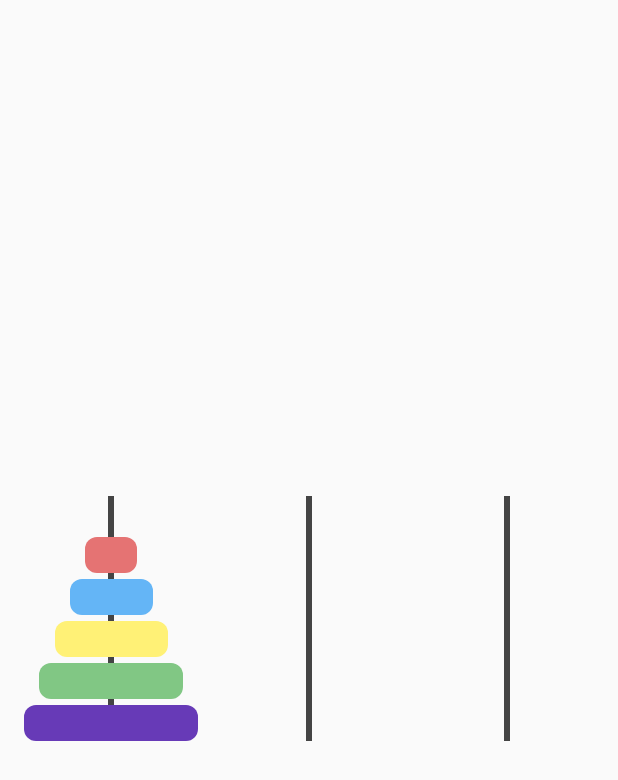
After one commit to i-redbyte/krdcompose, an Android app built with Jetpack Compose: the HanoiGameScreen screen opened through its navigation route, on a phone screen of 412 x 824 dp. The commit adds this screen. Shown: the top 780 px of the screen. Run offline under Robolectric (Android 15) with nearby library versions, the phone set to English and light mode, and no system bars.

Commit message:
@feat: add base game towers of Hanoi

```diff
--- a/app/src/main/java/ru/redbyte/krdcompose/MainActivity.kt
+++ b/app/src/main/java/ru/redbyte/krdcompose/MainActivity.kt
@@ -26,6 +26,7 @@ import androidx.navigation.compose.rememberNavController
 import ru.redbyte.krdcompose.screens.chess.ChessScreen
 import ru.redbyte.krdcompose.screens.sapper.SapperGameScreen
 import ru.redbyte.krdcompose.screens.dataSlider.DataSliderScreen
+import ru.redbyte.krdcompose.screens.hanoi.HanoiGameScreen
 import ru.redbyte.krdcompose.screens.numberSystem.NumberSystemScreen
 import ru.redbyte.krdcompose.screens.pascalTriangle.PascalTriangleScreen
 import ru.redbyte.krdcompose.screens.snake.SnakeGameScreen
@@ -61,6 +62,7 @@ class MainActivity : ComponentActivity() {
             composable("snakeGameScreen") { SnakeGameScreen() }
             composable("chessScreen") { ChessScreen() }
             composable("wheelScreen") { WheelScreen() }
+            composable("hanoiGameScreen") { HanoiGameScreen() }
         }
     }
 }
@@ -118,5 +120,11 @@ fun MainScreen(navController: NavController) {
             onClick = { navController.navigate("wheelScreen") }) {
             Text("Колесо фортуны")
         }
+        Spacer(Modifier.height(12.dp))
+        Button(
+            modifier = Modifier.fillMaxWidth(),
+            onClick = { navController.navigate("hanoiGameScreen") }) {
+            Text("Ханойские башни")
+        }
     }
 }
--- /dev/null
+++ b/app/src/main/java/ru/redbyte/krdcompose/games/hanoiTowers/HanoiGame.kt
@@ -0,0 +1,31 @@
+package ru.redbyte.krdcompose.games.hanoiTowers
+
+import androidx.compose.runtime.getValue
+import androidx.compose.runtime.mutableIntStateOf
+import androidx.compose.runtime.mutableStateListOf
+import androidx.compose.runtime.setValue
+import androidx.compose.runtime.snapshots.SnapshotStateList
+
+class HanoiGame(rods: Int, val rings: Int) {
+    val towers: List<SnapshotStateList<Int>> = List(rods) { mutableStateListOf() }
+    var moves by mutableIntStateOf(0)
+        private set
+
+    init {
+        for (r in rings downTo 1) towers[0].add(r)
+    }
+
+    fun canMove(from: Int, to: Int): Boolean {
+        if (towers[from].isEmpty()) return false
+        val ring = towers[from].last()
+        return towers[to].isEmpty() || ring < towers[to].last()
+    }
+
+    fun popRing(from: Int): Int = towers[from].removeAt(towers[from].lastIndex)
+
+    fun pushRing(to: Int, ring: Int) {
+        towers[to].add(ring); moves++
+    }
+
+    fun isVictory(): Boolean = towers.last().size == rings
+}
--- /dev/null
+++ b/app/src/main/java/ru/redbyte/krdcompose/games/hanoiTowers/TowerOfHanoi.kt
@@ -0,0 +1,211 @@
+package ru.redbyte.krdcompose.games.hanoiTowers
+
+import android.annotation.SuppressLint
+import androidx.compose.animation.core.Animatable
+import androidx.compose.animation.core.LinearEasing
+import androidx.compose.animation.core.VectorConverter
+import androidx.compose.foundation.clickable
+import androidx.compose.foundation.layout.Arrangement
+import androidx.compose.foundation.layout.Box
+import androidx.compose.foundation.layout.BoxWithConstraints
+import androidx.compose.foundation.layout.Column
+import androidx.compose.foundation.layout.Row
+import androidx.compose.foundation.layout.fillMaxHeight
+import androidx.compose.foundation.layout.fillMaxSize
+import androidx.compose.runtime.Composable
+import androidx.compose.runtime.getValue
+import androidx.compose.runtime.mutableStateOf
+import androidx.compose.runtime.remember
+import androidx.compose.runtime.rememberCoroutineScope
+import androidx.compose.runtime.setValue
+import androidx.compose.ui.Alignment
+import androidx.compose.ui.Modifier
+import androidx.compose.ui.geometry.Offset
+import androidx.compose.ui.graphics.Color
+import androidx.compose.ui.platform.LocalDensity
+import androidx.compose.ui.unit.dp
+import kotlinx.coroutines.launch
+import androidx.compose.animation.core.tween
+import androidx.compose.foundation.Canvas
+import androidx.compose.foundation.background
+import androidx.compose.foundation.layout.*
+import androidx.compose.foundation.shape.RoundedCornerShape
+import androidx.compose.ui.graphics.graphicsLayer
+import androidx.compose.ui.unit.Dp
+import androidx.compose.ui.unit.IntOffset
+import kotlin.math.roundToInt
+
+@SuppressLint("UnusedBoxWithConstraintsScope")
+@Composable
+fun TowerOfHanoiGame(
+    rods: Int,
+    rings: Int,
+    ringColors: List<Color>,
+    onVictory: (Int) -> Unit
+) {
+    val game = remember { HanoiGame(rods, rings) }
+    var selectedRod by remember { mutableStateOf<Int?>(null) }
+    val animRing = remember { mutableStateOf<AnimatedRing?>(null) }
+    val scope = rememberCoroutineScope()
+    BoxWithConstraints(Modifier.fillMaxSize()) {
+        val density = LocalDensity.current
+        val ringHeight = 24.dp
+        val ringSpacing = 4.dp
+        val ringHeightPx = with(density) { ringHeight.toPx() }
+        val spacingPx = with(density) { ringSpacing.toPx() }
+        val widthPerRodPx = with(density) { (maxWidth / rods).toPx() }
+        val stackHeightPx = rings * ringHeightPx + (rings - 1) * spacingPx
+        val towerAreaHeightPx = stackHeightPx * 1.2f
+        val towerAreaHeight = with(density) { towerAreaHeightPx.toDp() }
+        val maxHeightPx = with(density) { maxHeight.toPx() }
+        val verticalOffsetPx = ((maxHeightPx - towerAreaHeightPx) / 2f)
+            .coerceAtLeast(0f)
+        Column(
+            Modifier.fillMaxSize(),
+            verticalArrangement = Arrangement.Center,
+            horizontalAlignment = Alignment.CenterHorizontally
+        ) {
+            Row(
+                Modifier
+                    .fillMaxWidth()
+                    .height(towerAreaHeight)
+                    .padding(horizontal = 16.dp),
+                horizontalArrangement = Arrangement
+                    .spacedBy(
+                        space = 16.dp,
+                        Alignment.CenterHorizontally
+                    )
+            ) {
+                repeat(rods) { index ->
+                    val tower = game.towers[index]
+                    Box(
+                        Modifier
+                            .weight(1f)
+                            .fillMaxHeight()
+                            .clickable(enabled = animRing.value == null) {
+                                if (selectedRod == null) {
+                                    if (tower.isNotEmpty()) selectedRod = index
+                                } else {
+                                    val from = selectedRod!!
+                                    val to = index
+                                    if (from == to) {
+                                        selectedRod = null; return@clickable
+                                    }
+                                    if (game.canMove(from, to)) {
+                                        val ring = game.popRing(from)
+                                        val fraction =
+                                            if (rings == 1) 1f
+                                            else 0.3f + (ring - 1f) / (rings - 1) * 0.7f
+                                        val startX = widthPerRodPx * (from + 0.5f)
+                                        val startY =
+                                            verticalOffsetPx + towerAreaHeightPx - (ringHeightPx + spacingPx) * (tower.size + 1) + ringHeightPx / 2f
+                                        val endX = widthPerRodPx * (to + 0.5f)
+                                        val endY =
+                                            verticalOffsetPx + towerAreaHeightPx - (ringHeightPx + spacingPx) * (game.towers[to].size + 1) + ringHeightPx / 2f
+                                        val liftY = startY - ringHeightPx * 4
+                                        val anim = Animatable(
+                                            Offset(startX, startY),
+                                            Offset.VectorConverter
+                                        )
+                                        val color = ringColors[(ring - 1) % ringColors.size]
+                                        animRing.value = AnimatedRing(
+                                            ring,
+                                            color,
+                                            anim,
+                                            widthPerRodPx * fraction,
+                                            ringHeightPx
+                                        )
+                                        scope.launch {
+                                            anim.animateTo(
+                                                Offset(startX, liftY),
+                                                tween(
+                                                    200,
+                                                    easing = LinearEasing
+                                                )
+                                            )
+                                            anim.animateTo(
+                                                Offset(endX, liftY),
+                                                tween(
+                                                    400,
+                                                    easing = LinearEasing
+                                                )
+                                            )
+                                            anim.animateTo(
+                                                Offset(endX, endY),
+                                                tween(
+                                                    200,
+                                                    easing = LinearEasing
+                                                )
+                                            )
+                                            game.pushRing(to, ring)
+                                            animRing.value = null
+                                            selectedRod = null
+                                            if (game.isVictory()) onVictory(game.moves)
+                                        }
+                                    } else selectedRod = null
+                                }
+                            }
+                    ) {
+                        CanvasRod()
+                        Column(
+                            Modifier.fillMaxSize(),
+                            verticalArrangement = Arrangement.Bottom,
+                            horizontalAlignment = Alignment.CenterHorizontally
+                        ) {
+                            tower
+                                .asReversed()
+                                .forEachIndexed { i, ring ->
+                                    RingView(ring, rings, ringColors, ringHeight)
+                                    if (i != tower.lastIndex) {
+                                        Spacer(Modifier.height(ringSpacing))
+                                    }
+                                }
+                        }
+                    }
+                }
+            }
+        }
+
+        animRing.value?.let { overlay ->
+            val offset = overlay.anim.value
+            Box(
+                Modifier
+                    .offset { IntOffset(offset.x.roundToInt(), offset.y.roundToInt()) }
+                    .size(
+                        with(density) { overlay.widthPx.toDp() },
+                        with(density) { overlay.heightPx.toDp() }
+                    )
+                    .graphicsLayer { rotationZ = 180f }
+                    .background(overlay.color, RoundedCornerShape(8.dp))
+            )
+        }
+    }
+}
+
+@Composable
+fun CanvasRod() {
+    Canvas(Modifier.fillMaxSize()) {
+        val centerX = size.width / 2f;
+        val rodW = 4.dp.toPx()
+        drawRect(
+            Color.DarkGray,
+            Offset(centerX - rodW / 2f, 0f),
+            androidx.compose.ui.geometry.Size(rodW, size.height)
+        )
+    }
+}
+
+@Composable
+fun RingView(ring: Int, total: Int, colors: List<Color>, h: Dp) {
+    val frac = if (total == 1) 1f else 0.3f + (ring - 1f) / (total - 1) * 0.7f
+    Box(
+        Modifier
+            .fillMaxWidth(frac)
+            .height(h)
+            .graphicsLayer { rotationZ = 180f }
+            .background(
+                color = colors[(ring - 1) % colors.size],
+                shape = RoundedCornerShape(8.dp)
+            )
+    )
+}
--- /dev/null
+++ b/app/src/main/java/ru/redbyte/krdcompose/screens/hanoi/HanoiGameScreen.kt
@@ -0,0 +1,43 @@
+package ru.redbyte.krdcompose.screens.hanoi
+
+import android.widget.Toast
+import androidx.compose.foundation.layout.Column
+import androidx.compose.foundation.layout.fillMaxSize
+import androidx.compose.material3.MaterialTheme
+import androidx.compose.runtime.Composable
+import androidx.compose.ui.Alignment
+import androidx.compose.ui.Modifier
+import androidx.compose.ui.graphics.Color
+import androidx.compose.ui.platform.LocalContext
+import ru.redbyte.krdcompose.games.hanoiTowers.TowerOfHanoiGame
+
+@Composable
+fun HanoiGameScreen() {
+    val ctx = LocalContext.current
+    MaterialTheme {
+        Column(
+            modifier = Modifier.fillMaxSize(),
+            horizontalAlignment = Alignment.CenterHorizontally
+        ) {
+            TowerOfHanoiGame(
+                rods = 3,
+                rings = 5,
+                ringColors = listOf(
+                    Color(0xFFE57373),
+                    Color(0xFF64B5F6),
+                    Color(0xFFFFF176),
+                    Color(0xFF81C784),
+                    Color(0xFF673AB7)
+                ),
+                onVictory = { moves ->
+                    Toast
+                        .makeText(
+                            ctx,
+                            "Победа за $moves ходов.",
+                            Toast.LENGTH_LONG
+                        ).show()
+                }
+            )
+        }
+    }
+}
--- a/app/src/main/java/ru/redbyte/krdcompose/screens/wheel/WheelScreen.kt
+++ b/app/src/main/java/ru/redbyte/krdcompose/screens/wheel/WheelScreen.kt
@@ -24,9 +24,9 @@ import androidx.compose.ui.Modifier
 import androidx.compose.ui.graphics.Color
 import androidx.compose.ui.text.input.KeyboardType
 import androidx.compose.ui.unit.dp
-import ru.redbyte.krdcompose.ui.components.FortuneWheel
-import ru.redbyte.krdcompose.ui.components.WheelItem
-import ru.redbyte.krdcompose.ui.components.easingMap
+import ru.redbyte.krdcompose.games.fortuneWheel.FortuneWheel
+import ru.redbyte.krdcompose.games.fortuneWheel.WheelItem
+import ru.redbyte.krdcompose.games.fortuneWheel.easingMap
 
 @OptIn(ExperimentalMaterial3Api::class)
 @Composable
```
Also changed, not shown: app/src/main/java/ru/redbyte/krdcompose/games/fortuneWheel/FortuneWheel.kt (renamed from app/src/main/java/ru/redbyte/krdcompose/ui/components/FortuneWheel.kt, +4 -3 lines), app/src/main/java/ru/redbyte/krdcompose/games/hanoiTowers/AnimatedRing.kt (added, +14 -0 lines).
